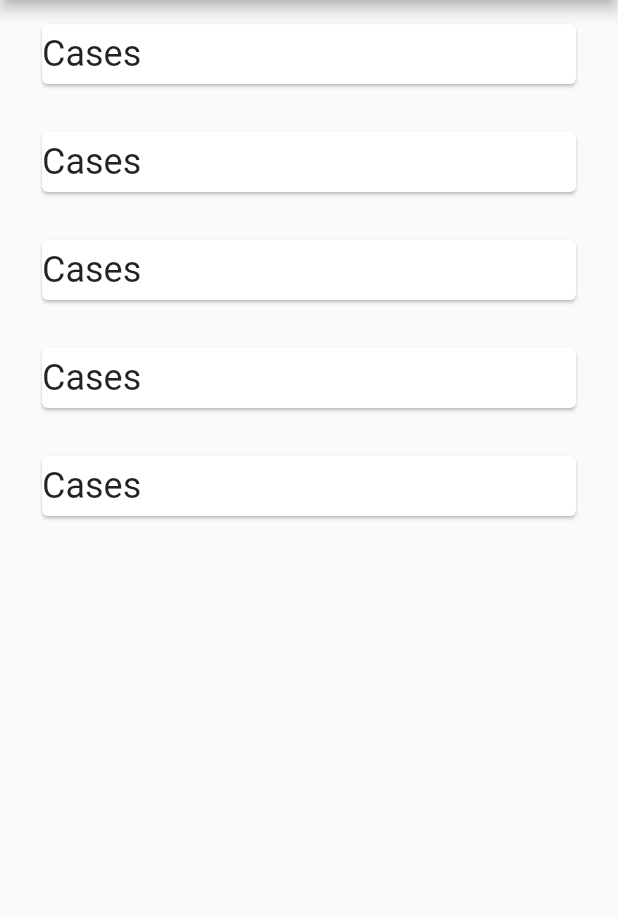
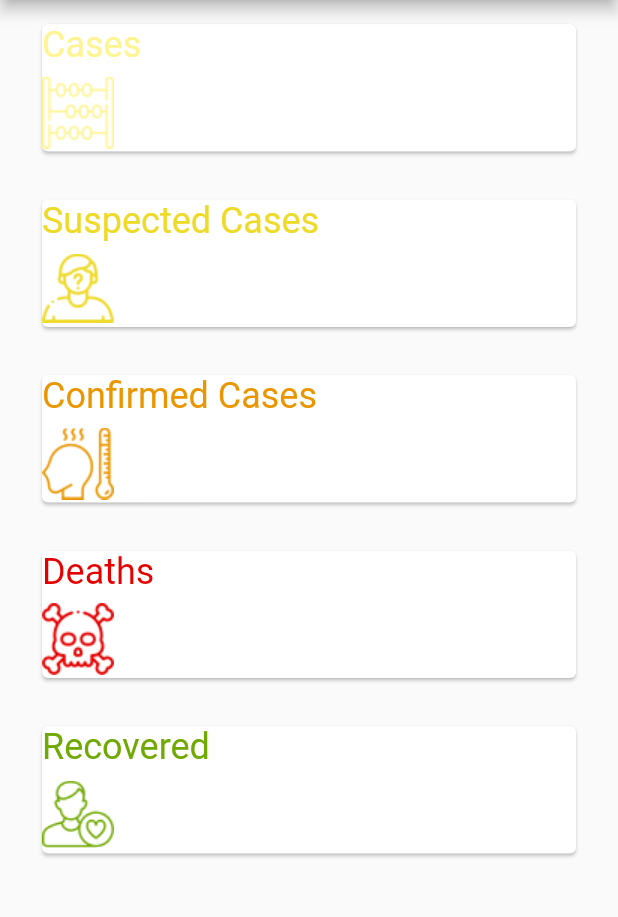
Before and after one commit to nvshah/CoronaTracer_T, a Flutter app: the Dashboard screen opened directly, on a phone screen of 412 x 824 dp, the part 84-1001 px from its top. Run offline on Flutter 3.47's test engine with Material 2 defaults, Android fonts, the phone set to English and light mode, and no system bars.

Commit message:
DashBoard UI  - Endpoint Card

```diff
--- a/lib/app/ui/endpoint_card.dart
+++ b/lib/app/ui/endpoint_card.dart
@@ -1,6 +1,18 @@
 import 'package:flutter/material.dart';
 
 import '../services/api.dart';
+
+class _EndpointCardData {
+  final String title;
+  final String image;
+  final Color color;
+
+  _EndpointCardData({
+    this.title,
+    this.color,
+    this.image,
+  });
+}
 
 class EndpointCard extends StatelessWidget {
   final Endpoint endpoint;
@@ -12,8 +24,42 @@ class EndpointCard extends StatelessWidget {
     this.value,
   });
 
+  //Here we make this mapping static because Constructor of this class is const
+  //Hold the details about endpoint to be displayed such as title, color, image
+  //Color Fomat ->   hex format : 0x[aplha][red][green][blue]
+  static Map<Endpoint, _EndpointCardData> _cardDetails = {
+    Endpoint.cases: _EndpointCardData(
+      title: 'Cases',
+      color: Color(0xFFFFF492),
+      image: 'assets/count.png',
+    ),
+    Endpoint.casesConfirmed: _EndpointCardData(
+      title: 'Confirmed Cases',
+      color: Color(0xFFE99600),
+      image: 'assets/fever.png',
+    ),
+    Endpoint.casesSuspected: _EndpointCardData(
+      title: 'Suspected Cases',
+      color: Color(0xFFEEDA28),
+      image: 'assets/suspect.png',
+    ),
+    Endpoint.deaths: _EndpointCardData(
+      title: 'Deaths',
+      color: Color(0xFFE40000),
+      image: 'assets/death.png',
+    ),
+    Endpoint.recovered: _EndpointCardData(
+      title: 'Recovered',
+      color: Color(0xFF70A901),
+      image: 'assets/patient.png',
+    ),
+  };
+
   @override
   Widget build(BuildContext context) {
+    //As per card there will be 1 endpoint, which will be divulge when card is created
+    final cardData = _cardDetails[endpoint];
+
     return Padding(
       padding: const EdgeInsets.symmetric(
         horizontal: 8.0,
@@ -25,15 +71,43 @@ class EndpointCard extends StatelessWidget {
           vertical: 8.0,
         ),
         child: Card(
-          child: Row(
+          child: Column(
+            crossAxisAlignment: CrossAxisAlignment.start,
             children: <Widget>[
+              //Title
               Text(
-                'Cases',
-                style: Theme.of(context).textTheme.headline,
+                cardData.title,
+                style: Theme.of(context)
+                    .textTheme
+                    .headline
+                    .copyWith(color: cardData.color),
               ),
-              Text(
-                value != null ? value.toString() : '',
-                style: Theme.of(context).textTheme.display1,
+              SizedBox(
+                height: 5,
+              ),
+              //Image & numbers
+              SizedBox(
+                //giving specific height to Row
+                height: 52,
+                child: Row(
+                  mainAxisAlignment: MainAxisAlignment.spaceBetween,
+                  crossAxisAlignment: CrossAxisAlignment.center,
+                  children: <Widget>[
+                    //Image
+                    Image.asset(
+                      cardData.image,
+                      color: cardData.color,
+                    ),
+                    //Numbers
+                    Text(
+                      value != null ? value.toString() : '',
+                      style: Theme.of(context).textTheme.display1.copyWith(
+                            color: cardData.color,
+                            fontWeight: FontWeight.w300,
+                          ),
+                    ),
+                  ],
+                ),
               ),
             ],
           ),
```
